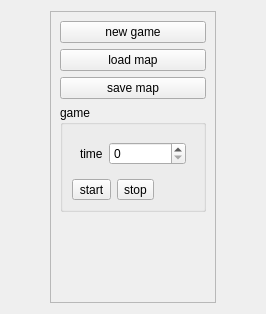
Above: Qt/my_programm/Labirint_reserv/src/mainbox/ui/mainbox.ui from RinatB2017/mega_GIT before the change. Below: the same form after it.
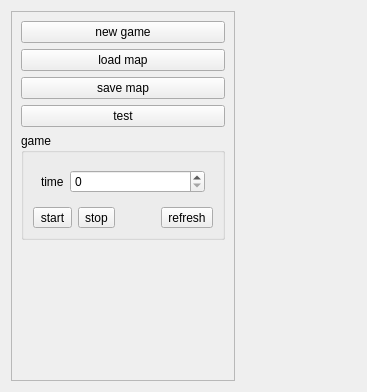
That is the form after the change. Custom widgets are drawn as their Qt base class.

The edit to the form file:
```diff
--- a/Qt/my_programm/Labirint_reserv/src/mainbox/ui/mainbox.ui
+++ b/Qt/my_programm/Labirint_reserv/src/mainbox/ui/mainbox.ui
@@ -6,8 +6,8 @@
    <rect>
     <x>0</x>
     <y>0</y>
-    <width>266</width>
-    <height>314</height>
+    <width>367</width>
+    <height>392</height>
    </rect>
   </property>
   <property name="windowTitle">
@@ -50,8 +50,21 @@
         </property>
        </widget>
       </item>
+      <item>
+       <widget class="QPushButton" name="btn_test">
+        <property name="text">
+         <string>test</string>
+        </property>
+       </widget>
+      </item>
       <item>
        <widget class="QGroupBox" name="groupBox">
+        <property name="sizePolicy">
+         <sizepolicy hsizetype="Preferred" vsizetype="Fixed">
+          <horstretch>0</horstretch>
+          <verstretch>0</verstretch>
+         </sizepolicy>
+        </property>
         <property name="title">
          <string>game</string>
         </property>
@@ -117,32 +130,56 @@
              </property>
             </spacer>
            </item>
+           <item>
+            <widget class="QToolButton" name="btn_refresh">
+             <property name="text">
+              <string>refresh</string>
+             </property>
+            </widget>
+           </item>
           </layout>
          </item>
         </layout>
        </widget>
       </item>
       <item>
-       <spacer name="verticalSpacer">
-        <property name="orientation">
-         <enum>Qt::Vertical</enum>
-        </property>
-        <property name="sizeHint" stdset="0">
-         <size>
-          <width>20</width>
-          <height>40</height>
-         </size>
-        </property>
-       </spacer>
+       <widget class="Mouse" name="mouse_widget" native="true"/>
       </item>
      </layout>
     </widget>
    </item>
    <item>
-    <layout class="QGridLayout" name="grid_map"/>
+    <widget class="Map" name="map_widget" native="true"/>
+   </item>
+   <item>
+    <spacer name="horizontalSpacer_2">
+     <property name="orientation">
+      <enum>Qt::Horizontal</enum>
+     </property>
+     <property name="sizeHint" stdset="0">
+      <size>
+       <width>40</width>
+       <height>20</height>
+      </size>
+     </property>
+    </spacer>
    </item>
   </layout>
  </widget>
+ <customwidgets>
+  <customwidget>
+   <class>Map</class>
+   <extends>QWidget</extends>
+   <header>map.hpp</header>
+   <container>1</container>
+  </customwidget>
+  <customwidget>
+   <class>Mouse</class>
+   <extends>QWidget</extends>
+   <header>mouse.hpp</header>
+   <container>1</container>
+  </customwidget>
+ </customwidgets>
  <tabstops>
   <tabstop>btn_new_game</tabstop>
   <tabstop>btn_load_map</tabstop>
```
Left out of the diff: 2 changed lines with no effect on the pictures.
